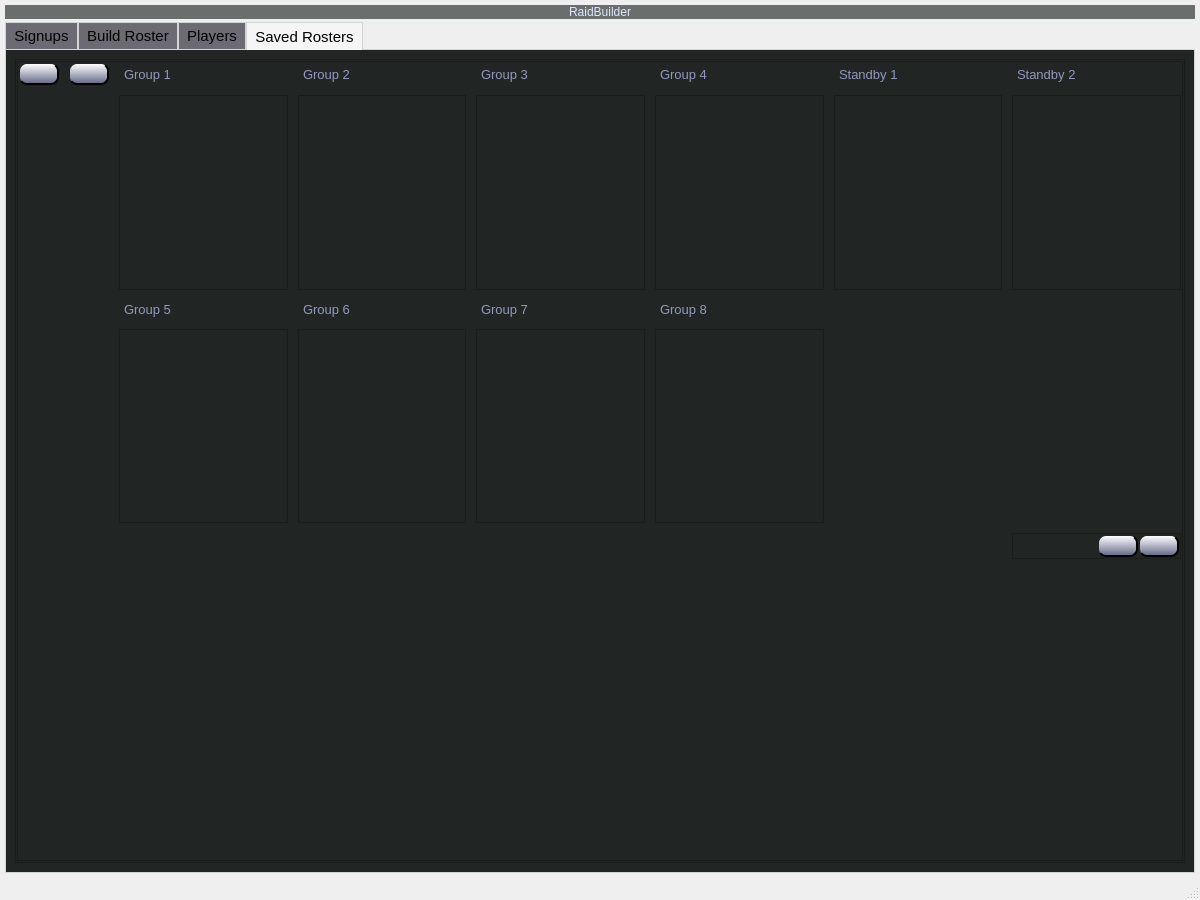
First picture: the form in RaidBuilder/main.ui, repository ashleytufo/RaidBuilder, before the edit.
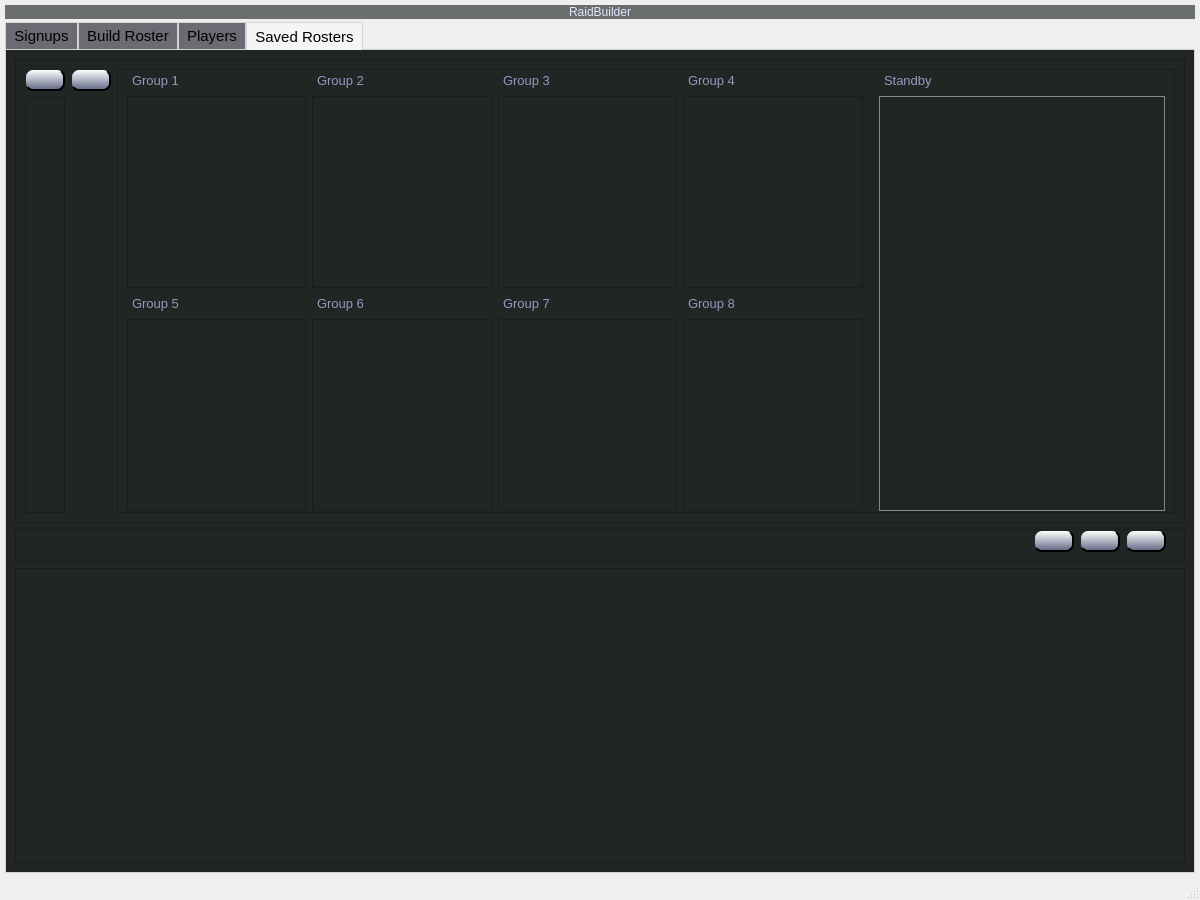
Second picture: the form after the edit. The open tabs and pages were chosen to show the change. Icons and pictures are not drawn.

The edit to the form file:
```diff
--- a/RaidBuilder/main.ui
+++ b/RaidBuilder/main.ui
@@ -152,7 +152,23 @@
     color: rgb(195, 206, 255);
     alternate-background-color: rgb(45, 51, 49);
 }
+QListWidget#rosterStandby_list_1{border-left: 1px solid rgb(130, 135, 144);
+border-right: None;
+border-top: 1px solid rgb(130, 135, 144);
+border-bottom: 1px solid rgb(130, 135, 144);}
+QListWidget#rosterStandby_list_2{border-left: None;
+border-right: 1px solid rgb(130, 135, 144);
+border-top: 1px solid rgb(130, 135, 144);
+border-bottom: 1px solid rgb(130, 135, 144);}
 
+QListWidget#s_rosterStandby_list_1{border-left: 1px solid rgb(130, 135, 144);
+border-right: None;
+border-top: 1px solid rgb(130, 135, 144);
+border-bottom: 1px solid rgb(130, 135, 144);}
+QListWidget#s_rosterStandby_list_2{border-left: None;
+border-right: 1px solid rgb(130, 135, 144);
+border-top: 1px solid rgb(130, 135, 144);
+border-bottom: 1px solid rgb(130, 135, 144);}
 QListWidget#saved_rosters_list:item:selected:!active {
     background-color: rgb(92, 137, 160);
 }
@@ -2212,58 +2228,105 @@
        <attribute name="title">
         <string>Saved Rosters</string>
        </attribute>
-       <layout class="QHBoxLayout" name="horizontalLayout_15">
+       <layout class="QVBoxLayout" name="verticalLayout_12">
         <item>
-         <layout class="QHBoxLayout" name="saved_rosters_frame">
+         <layout class="QVBoxLayout" name="verticalLayout_13">
           <item>
-           <widget class="QFrame" name="roster_load_area_frame">
+           <widget class="QFrame" name="s_roster_grid">
             <property name="frameShape">
              <enum>QFrame::StyledPanel</enum>
             </property>
             <property name="frameShadow">
              <enum>QFrame::Raised</enum>
             </property>
-            <layout class="QHBoxLayout" name="horizontalLayout_13">
-             <property name="leftMargin">
-              <number>1</number>
-             </property>
-             <property name="topMargin">
-              <number>1</number>
-             </property>
-             <property name="rightMargin">
-              <number>1</number>
-             </property>
-             <property name="bottomMargin">
-              <number>1</number>
-             </property>
-             <item>
-              <widget class="QFrame" name="s_roster_frame">
+            <layout class="QGridLayout" name="gridLayout_2">
+             <item row="0" column="0">
+              <layout class="QGridLayout" name="s_roster_menu_grid">
+               <property name="sizeConstraint">
+                <enum>QLayout::SetDefaultConstraint</enum>
+               </property>
+               <item row="1" column="1">
+                <spacer name="horizontalSpacer_11">
+                 <property name="orientation">
+                  <enum>Qt::Horizontal</enum>
+                 </property>
+                 <property name="sizeHint" stdset="0">
+                  <size>
+                   <width>40</width>
+                   <height>20</height>
+                  </size>
+                 </property>
+                </spacer>
+               </item>
+               <item row="1" column="0">
+                <widget class="QFrame" name="s_roster_frame">
+                 <property name="frameShape">
+                  <enum>QFrame::StyledPanel</enum>
+                 </property>
+                 <property name="frameShadow">
+                  <enum>QFrame::Raised</enum>
+                 </property>
+                 <layout class="QVBoxLayout" name="verticalLayout_15"/>
+                </widget>
+               </item>
+               <item row="0" column="0">
+                <widget class="QPushButton" name="saved_rosters_btn">
+                 <property name="toolTip">
+                  <string>Saved Rosters (Shortcut: Ctrl + M)</string>
+                 </property>
+                 <property name="text">
+                  <string/>
+                 </property>
+                 <property name="icon">
+                  <iconset resource="resources.qrc">
+                   <normaloff>:/icons/menu.svg</normaloff>:/icons/menu.svg</iconset>
+                 </property>
+                 <property name="shortcut">
+                  <string>Ctrl+M</string>
+                 </property>
+                 <property name="checkable">
+                  <bool>true</bool>
+                 </property>
+                 <property name="default">
+                  <bool>true</bool>
+                 </property>
+                </widget>
+               </item>
+               <item row="0" column="2">
+                <widget class="QPushButton" name="import_roster_btn">
+                 <property name="toolTip">
+                  <string>Import Roster</string>
+                 </property>
+                 <property name="text">
+                  <string/>
+                 </property>
+                 <property name="icon">
+                  <iconset resource="resources.qrc">
+                   <normaloff>:/icons/import.svg</normaloff>:/icons/import.svg</iconset>
+                 </property>
+                </widget>
+               </item>
+              </layout>
+             </item>
+             <item row="0" column="1">
+              <widget class="QFrame" name="s_roster_info_frame">
                <property name="frameShape">
                 <enum>QFrame::StyledPanel</enum>
                </property>
                <property name="frameShadow">
                 <enum>QFrame::Raised</enum>
                </property>
-               <layout class="QHBoxLayout" name="horizontalLayout_12">
-                <property name="leftMargin">
-                 <number>1</number>
-                </property>
+               <layout class="QHBoxLayout" name="horizontalLayout_3">
                 <property name="topMargin">
                  <number>1</number>
                 </property>
-                <property name="rightMargin">
-                 <number>1</number>
-                </property>
                 <property name="bottomMargin">
                  <number>1</number>
                 </property>
                 <item>
-                 <layout class="QGridLayout" name="s_roster_grid" columnstretch="0,0,0,0,0,0,0,0">
-                  <property name="spacing">
-                   <number>10</number>
-                  </property>
-                  <item row="3" column="5">
-                   <widget class="QListWidget" name="s_rosterGrp_list_8">
+                 <layout class="QGridLayout" name="s_roster_info_grid">
+                  <item row="1" column="0">
+                   <widget class="QListWidget" name="s_rosterGrp_list_1">
                     <property name="acceptDrops">
                      <bool>true</bool>
                     </property>
@@ -2278,89 +2341,90 @@
                     </property>
                    </widget>
                   </item>
-                  <item row="0" column="5">
+                  <item row="1" column="1">
+                   <widget class="QListWidget" name="s_rosterGrp_list_2">
+                    <property name="acceptDrops">
+                     <bool>true</bool>
+                    </property>
+                    <property name="editTriggers">
+                     <set>QAbstractItemView::NoEditTriggers</set>
+                    </property>
+                    <property name="dragDropMode">
+                     <enum>QAbstractItemView::NoDragDrop</enum>
+                    </property>
+                    <property name="defaultDropAction">
+                     <enum>Qt::MoveAction</enum>
+                    </property>
+                   </widget>
+                  </item>
+                  <item row="1" column="2">
+                   <widget class="QListWidget" name="s_rosterGrp_list_3">
+                    <property name="acceptDrops">
+                     <bool>true</bool>
+                    </property>
+                    <property name="editTriggers">
+                     <set>QAbstractItemView::NoEditTriggers</set>
+                    </property>
+                    <property name="dragDropMode">
+                     <enum>QAbstractItemView::NoDragDrop</enum>
+                    </property>
+                    <property name="defaultDropAction">
+                     <enum>Qt::MoveAction</enum>
+                    </property>
+                   </widget>
+                  </item>
+                  <item row="1" column="3">
+                   <widget class="QListWidget" name="s_rosterGrp_list_4">
+                    <property name="acceptDrops">
+                     <bool>true</bool>
+                    </property>
+                    <property name="editTriggers">
+                     <set>QAbstractItemView::NoEditTriggers</set>
+                    </property>
+                    <property name="dragDropMode">
+                     <enum>QAbstractItemView::NoDragDrop</enum>
+                    </property>
+                    <property name="defaultDropAction">
+                     <enum>Qt::MoveAction</enum>
+                    </property>
+                   </widget>
+                  </item>
+                  <item row="0" column="0">
+                   <widget class="QLabel" name="s_rosterGrp_lbl_1">
+                    <property name="text">
+                     <string>Group 1</string>
+                    </property>
+                   </widget>
+                  </item>
+                  <item row="0" column="1">
+                   <widget class="QLabel" name="s_rosterGrp_lbl_2">
+                    <property name="text">
+                     <string>Group 2</string>
+                    </property>
+                   </widget>
+                  </item>
+                  <item row="0" column="2">
+                   <widget class="QLabel" name="s_rosterGrp_lbl_3">
+                    <property name="text">
+                     <string>Group 3</string>
+                    </property>
+                   </widget>
+                  </item>
+                  <item row="0" column="3">
                    <widget class="QLabel" name="s_rosterGrp_lbl_4">
                     <property name="text">
                      <string>Group 4</string>
                     </property>
                    </widget>
                   </item>
-                  <item row="1" column="1">
-                   <spacer name="horizontalSpacer_4">
-                    <property name="orientation">
-                     <enum>Qt::Horizontal</enum>
-                    </property>
-                    <property name="sizeType">
-                     <enum>QSizePolicy::Ignored</enum>
-                    </property>
-                    <property name="sizeHint" stdset="0">
-                     <size>
-                      <width>20</width>
-                      <height>20</height>
-                     </size>
-                    </property>
-                   </spacer>
-                  </item>
-                  <item row="1" column="5">
-                   <widget class="QListWidget" name="s_rosterGrp_list_4">
-                    <property name="acceptDrops">
-                     <bool>true</bool>
-                    </property>
-                    <property name="editTriggers">
-                     <set>QAbstractItemView::NoEditTriggers</set>
-                    </property>
-                    <property name="dragDropMode">
-                     <enum>QAbstractItemView::NoDragDrop</enum>
-                    </property>
-                    <property name="defaultDropAction">
-                     <enum>Qt::MoveAction</enum>
-                    </property>
-                   </widget>
-                  </item>
-                  <item row="0" column="0">
-                   <widget class="QPushButton" name="saved_rosters_btn">
-                    <property name="toolTip">
-                     <string>Saved Rosters (Shortcut: Ctrl + M)</string>
-                    </property>
-                    <property name="text">
-                     <string/>
-                    </property>
-                    <property name="icon">
-                     <iconset>
-                      <normaloff>icons/iconfinder_menu-lines-list_2931181.svg</normaloff>icons/iconfinder_menu-lines-list_2931181.svg</iconset>
-                    </property>
-                    <property name="shortcut">
-                     <string>Ctrl+M</string>
-                    </property>
-                    <property name="checkable">
-                     <bool>true</bool>
-                    </property>
-                   </widget>
-                  </item>
-                  <item row="3" column="4">
-                   <widget class="QListWidget" name="s_rosterGrp_list_7">
-                    <property name="acceptDrops">
-                     <bool>true</bool>
-                    </property>
-                    <property name="editTriggers">
-                     <set>QAbstractItemView::NoEditTriggers</set>
-                    </property>
-                    <property name="dragDropMode">
-                     <enum>QAbstractItemView::NoDragDrop</enum>
-                    </property>
-                    <property name="defaultDropAction">
-                     <enum>Qt::MoveAction</enum>
-                    </property>
-                   </widget>
-                  </item>
-                  <item row="2" column="2">
+                  <item row="2" column="0">
                    <widget class="QLabel" name="s_rosterGrp_lbl_5">
                     <property name="text">
                      <string>Group 5</string>
                     </property>
                    </widget>
                   </item>
-                  <item row="3" column="2">
+                  <item row="3" column="0">
                    <widget class="QListWidget" name="s_rosterGrp_list_5">
                     <property name="acceptDrops">
                      <bool>true</bool>
@@ -2376,167 +2440,43 @@
                     </property>
                    </widget>
                   </item>
-                  <item row="2" column="3">
+                  <item row="2" column="1">
                    <widget class="QLabel" name="s_rosterGrp_lbl_6">
                     <property name="text">
                      <string>Group 6</string>
                     </property>
                    </widget>
                   </item>
-                  <item row="0" column="7">
-                   <widget class="QLabel" name="s_standby_lbl_2">
-                    <property name="text">
-                     <string>Standby 2</string>
-                    </property>
-                   </widget>
-                  </item>
-                  <item row="1" column="7">
-                   <widget class="QListWidget" name="s_rosterStandby_list_2">
-                    <property name="acceptDrops">
-                     <bool>true</bool>
-                    </property>
-                    <property name="editTriggers">
-                     <set>QAbstractItemView::NoEditTriggers</set>
-                    </property>
-                    <property name="dragDropMode">
-                     <enum>QAbstractItemView::NoDragDrop</enum>
-                    </property>
-                    <property name="defaultDropAction">
-                     <enum>Qt::MoveAction</enum>
-                    </property>
-                   </widget>
-                  </item>
-                  <item row="3" column="3">
-                   <widget class="QListWidget" name="s_rosterGrp_list_6">
-                    <property name="acceptDrops">
-                     <bool>true</bool>
-                    </property>
-                    <property name="editTriggers">
-                     <set>QAbstractItemView::NoEditTriggers</set>
-                    </property>
-                    <property name="dragDropMode">
-                     <enum>QAbstractItemView::NoDragDrop</enum>
-                    </property>
-                    <property name="defaultDropAction">
-                     <enum>Qt::MoveAction</enum>
-                    </property>
-                   </widget>
-                  </item>
-                  <item row="1" column="4">
-                   <widget class="QListWidget" name="s_rosterGrp_list_3">
-                    <property name="acceptDrops">
-                     <bool>true</bool>
-                    </property>
-                    <property name="editTriggers">
-                     <set>QAbstractItemView::NoEditTriggers</set>
-                    </property>
-                    <property name="dragDropMode">
-                     <enum>QAbstractItemView::NoDragDrop</enum>
-                    </property>
-                    <property name="defaultDropAction">
-                     <enum>Qt::MoveAction</enum>
-                    </property>
-                   </widget>
-                  </item>
-                  <item row="1" column="3">
-                   <widget class="QListWidget" name="s_rosterGrp_list_2">
-                    <property name="acceptDrops">
-                     <bool>true</bool>
-                    </property>
-                    <property name="editTriggers">
-                     <set>QAbstractItemView::NoEditTriggers</set>
-                    </property>
-                    <property name="dragDropMode">
-                     <enum>QAbstractItemView::NoDragDrop</enum>
-                    </property>
-                    <property name="defaultDropAction">
-                     <enum>Qt::MoveAction</enum>
-                    </property>
-                   </widget>
-                  </item>
-                  <item row="0" column="4">
-                   <widget class="QLabel" name="s_rosterGrp_lbl_3">
-                    <property name="text">
-                     <string>Group 3</string>
-                    </property>
-                   </widget>
-                  </item>
-                  <item row="5" column="2">
-                   <spacer name="verticalSpacer_4">
-                    <property name="orientation">
-                     <enum>Qt::Vertical</enum>
-                    </property>
-                    <property name="sizeType">
-                     <enum>QSizePolicy::Fixed</enum>
-                    </property>
-                    <property name="sizeHint" stdset="0">
-                     <size>
-                      <width>20</width>
-                      <height>300</height>
-                     </size>
-                    </property>
-                   </spacer>
-                  </item>
-                  <item row="0" column="1">
-                   <widget class="QPushButton" name="import_roster_btn">
-                    <property name="toolTip">
-                     <string>Import Roster</string>
-                    </property>
-                    <property name="text">
-                     <string/>
-                    </property>
-                    <property name="icon">
-                     <iconset>
-                      <normaloff>icons/iconfinder_import-download-save_2931171.svg</normaloff>icons/iconfinder_import-download-save_2931171.svg</iconset>
-                    </property>
-                   </widget>
-                  </item>
-                  <item row="2" column="4">
+                  <item row="2" column="2">
                    <widget class="QLabel" name="s_rosterGrp_lbl_7">
                     <property name="text">
                      <string>Group 7</string>
                     </property>
                    </widget>
                   </item>
-                  <item row="1" column="2">
-                   <widget class="QListWidget" name="s_rosterGrp_list_1">
-                    <property name="acceptDrops">
-                     <bool>true</bool>
-                    </property>
-                    <property name="editTriggers">
-                     <set>QAbstractItemView::NoEditTriggers</set>
-                    </property>
-                    <property name="dragDropMode">
-                     <enum>QAbstractItemView::NoDragDrop</enum>
-                    </property>
-                    <property name="defaultDropAction">
-                     <enum>Qt::MoveAction</enum>
-                    </property>
-                   </widget>
-                  </item>
-                  <item row="2" column="5">
+                  <item row="2" column="3">
                    <widget class="QLabel" name="s_rosterGrp_lbl_8">
                     <property name="text">
                      <string>Group 8</string>
                     </property>
                    </widget>
                   </item>
-                  <item row="0" column="3">
-                   <widget class="QLabel" name="s_rosterGrp_lbl_2">
-                    <property name="text">
-                     <string>Group 2</string>
+                  <item row="3" column="1">
+                   <widget class="QListWidget" name="s_rosterGrp_list_6">
+                    <property name="acceptDrops">
+                     <bool>true</bool>
                     </property>
                    </widget>
                   </item>
-                  <item row="0" column="2">
-                   <widget class="QLabel" name="s_rosterGrp_lbl_1">
-                    <property name="text">
-                     <string>Group 1</string>
+                  <item row="3" column="2">
+                   <widget class="QListWidget" name="s_rosterGrp_list_7">
+                    <property name="acceptDrops">
+                     <bool>true</bool>
                     </property>
                    </widget>
                   </item>
-                  <item row="1" column="6">
-                   <widget class="QListWidget" name="s_rosterStandby_list_1">
+                  <item row="3" column="3">
+                   <widget class="QListWidget" name="s_rosterGrp_list_8">
                     <property name="acceptDrops">
                      <bool>true</bool>
                     </property>
@@ -2551,82 +2491,92 @@
                     </property>
                    </widget>
                   </item>
-                  <item row="0" column="6">
+                 </layout>
+                </item>
+                <item>
+                 <spacer name="prefill_save_spacer_2">
+                  <property name="orientation">
+                   <enum>Qt::Horizontal</enum>
+                  </property>
+                  <property name="sizeType">
+                   <enum>QSizePolicy::Minimum</enum>
+                  </property>
+                  <property name="sizeHint" stdset="0">
+                   <size>
+                    <width>10</width>
+                    <height>20</height>
+                   </size>
+                  </property>
+                 </spacer>
+                </item>
+                <item>
+                 <layout class="QGridLayout" name="standby_grid_2">
+                  <property name="horizontalSpacing">
+                   <number>0</number>
+                  </property>
+                  <item row="0" column="0">
                    <widget class="QLabel" name="s_standby_lbl_1">
                     <property name="text">
-                     <string>Standby 1</string>
+                     <string>Standby</string>
                     </property>
                    </widget>
                   </item>
-                  <item row="4" column="7">
-                   <widget class="QFrame" name="export_roster_frame">
-                    <property name="frameShape">
-                     <enum>QFrame::StyledPanel</enum>
+                  <item row="1" column="3">
+                   <spacer name="horizontalSpacer_15">
+                    <property name="orientation">
+                     <enum>Qt::Horizontal</enum>
                     </property>
-                    <property name="frameShadow">
-                     <enum>QFrame::Raised</enum>
+                    <property name="sizeHint" stdset="0">
+                     <size>
+                      <width>40</width>
+                      <height>20</height>
+                     </size>
                     </property>
-                    <layout class="QHBoxLayout" name="horizontalLayout_7">
-                     <property name="spacing">
-                      <number>1</number>
-                     </property>
-                     <property name="leftMargin">
-                      <number>1</number>
-                     </property>
-                     <property name="topMargin">
-                      <number>1</number>
-                     </property>
-                     <property name="rightMargin">
-                      <number>1</number>
-                     </property>
-                     <property name="bottomMargin">
-                      <number>1</number>
-                     </property>
-                     <item>
-                      <spacer name="export_roster_spacer">
-                       <property name="orientation">
-                        <enum>Qt::Horizontal</enum>
-                       </property>
-                       <property name="sizeHint" stdset="0">
-                        <size>
-                         <width>40</width>
-                         <height>20</height>
-                        </size>
-                       </property>
-                      </spacer>
-                     </item>
-                     <item>
-                      <widget class="QPushButton" name="delete_roster_btn">
-                       <property name="toolTip">
-                        <string>Delete Roster (Shortcut: Delete)</string>
-                       </property>
-                       <property name="text">
-                        <string/>
-                       </property>
-                       <property name="icon">
-                        <iconset>
-                         <normaloff>icons/iconfinder_trash-delete-remove_2931168.svg</normaloff>icons/iconfinder_trash-delete-remove_2931168.svg</iconset>
-                       </property>
-                       <property name="shortcut">
-                        <string>Del</string>
-                       </property>
-                      </widget>
-                     </item>
-                     <item>
-                      <widget class="QPushButton" name="export_roster_btn">
-                       <property name="toolTip">
-                        <string>Export Roster</string>
-                       </property>
-                       <property name="text">
-                        <string/>
-                       </property>
-                       <property name="icon">
-                        <iconset>
-                         <normaloff>icons/iconfinder_export-share-upload_2931143 (1).svg</normaloff>icons/iconfinder_export-share-upload_2931143 (1).svg</iconset>
-                       </property>
-                      </widget>
-                     </item>
-                    </layout>
+                   </spacer>
+                  </item>
+                  <item row="1" column="1">
+                   <spacer name="horizontalSpacer_14">
+                    <property name="orientation">
+                     <enum>Qt::Horizontal</enum>
+                    </property>
+                    <property name="sizeHint" stdset="0">
+                     <size>
+                      <width>40</width>
+                      <height>20</height>
+                     </size>
+                    </property>
+                   </spacer>
+                  </item>
+                  <item row="1" column="0">
+                   <widget class="QListWidget" name="s_rosterStandby_list_1">
+                    <property name="acceptDrops">
+                     <bool>true</bool>
+                    </property>
+                    <property name="editTriggers">
+                     <set>QAbstractItemView::NoEditTriggers</set>
+                    </property>
+                    <property name="dragDropMode">
+                     <enum>QAbstractItemView::NoDragDrop</enum>
+                    </property>
+                    <property name="defaultDropAction">
+                     <enum>Qt::MoveAction</enum>
+                    </property>
+                   </widget>
+                  </item>
+                  <item row="1" column="2">
+                   <widget class="QListWidget" name="s_rosterStandby_list_2">
+                    <property name="acceptDrops">
+                     <bool>true</bool>
+                    </property>
+                    <property name="editTriggers">
+                     <set>QAbstractItemView::NoEditTriggers</set>
+                    </property>
+                    <property name="dragDropMode">
+                     <enum>QAbstractItemView::NoDragDrop</enum>
+                    </property>
+                    <property name="defaultDropAction">
+                     <enum>Qt::MoveAction</enum>
+                    </property>
                    </widget>
                   </item>
                  </layout>
@@ -2637,6 +2587,113 @@
             </layout>
            </widget>
           </item>
+          <item>
+           <widget class="QFrame" name="frame_8">
+            <property name="frameShape">
+             <enum>QFrame::StyledPanel</enum>
+            </property>
+            <property name="frameShadow">
+             <enum>QFrame::Raised</enum>
+            </property>
+            <layout class="QHBoxLayout" name="horizontalLayout_5">
+             <property name="topMargin">
+              <number>0</number>
+             </property>
+             <property name="rightMargin">
+              <number>18</number>
+             </property>
+             <item>
+              <spacer name="horizontalSpacer_12">
+               <property name="orientation">
+                <enum>Qt::Horizontal</enum>
+               </property>
+               <property name="sizeHint" stdset="0">
+                <size>
+                 <width>998</width>
+                 <height>20</height>
+                </size>
+               </property>
+              </spacer>
+             </item>
+             <item>
+              <widget class="QPushButton" name="delete_roster_btn">
+               <property name="toolTip">
+                <string>Delete Roster (Shortcut: Delete)</string>
+               </property>
+               <property name="text">
+                <string/>
+               </property>
+               <property name="icon">
+                <iconset resource="resources.qrc">
+                 <normaloff>:/icons/delete.svg</normaloff>:/icons/delete.svg</iconset>
+               </property>
+               <property name="shortcut">
+                <string>Del</string>
+               </property>
+              </widget>
+             </item>
+             <item>
+              <widget class="QPushButton" name="screenshot_roster_btn">
+               <property name="toolTip">
+                <string>Screenshot Roster (drag window so that roster is desired width and height first)</string>
+               </property>
+               <property name="text">
+                <string/>
+               </property>
+               <property name="icon">
+                <iconset resource="resources.qrc">
+                 <normaloff>:/icons/camera.svg</normaloff>:/icons/camera.svg</iconset>
+               </property>
+               <property name="iconSize">
+                <size>
+                 <width>20</width>
+                 <height>20</height>
+                </size>
+               </property>
+              </widget>
+             </item>
+             <item>
+              <widget class="QPushButton" name="export_roster_btn">
+               <property name="toolTip">
+                <string>Export Roster</string>
+               </property>
+               <property name="text">
+                <string/>
+               </property>
+               <property name="icon">
+                <iconset resource="resources.qrc">
+                 <normaloff>:/icons/export.svg</normaloff>:/icons/export.svg</iconset>
+               </property>
+              </widget>
+             </item>
+            </layout>
+           </widget>
+          </item>
+          <item>
+           <widget class="QFrame" name="frame_7">
+            <property name="frameShape">
+             <enum>QFrame::StyledPanel</enum>
+            </property>
+            <property name="frameShadow">
+             <enum>QFrame::Raised</enum>
+            </property>
+            <layout class="QVBoxLayout" name="verticalLayout_11">
+             <item>
+              <spacer name="verticalSpacer_2">
+               <property name="orientation">
+                <enum>Qt::Vertical</enum>
+               </property>
+               <property name="sizeHint" stdset="0">
+                <size>
+                 <width>20</width>
+                 <height>258</height>
+                </size>
+               </property>
+              </spacer>
+             </item>
+            </layout>
+           </widget>
+          </item>
          </layout>
         </item>
        </layout>
```
Left out of the diff: 150 changed lines with no effect on the pictures.
